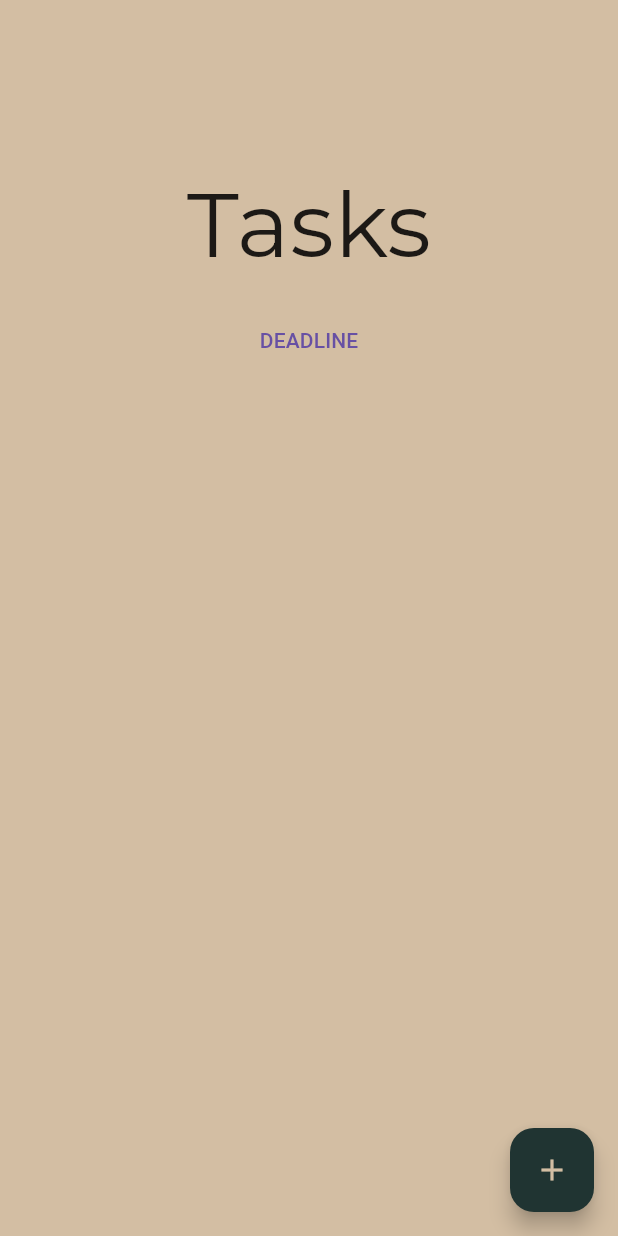
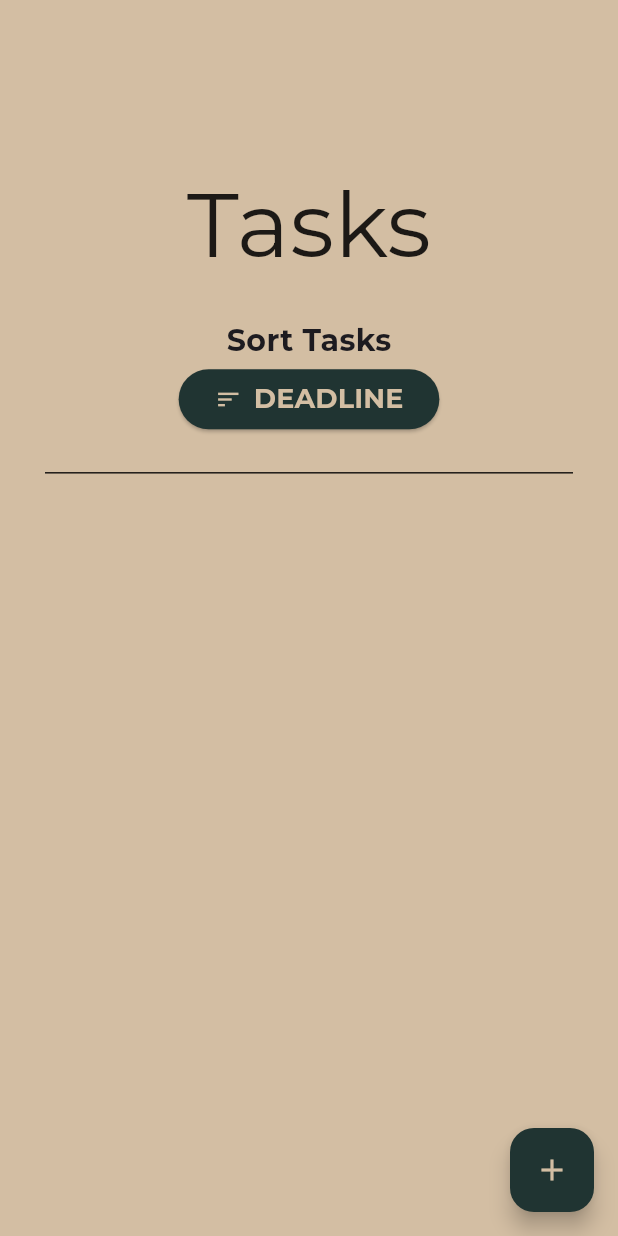
Before and after one commit to kingslayer1312/TaskTrack, a Flutter app: the TasklistScreen screen opened directly, after a tap on "PRIORITY", on a phone screen of 412 x 824 dp. Run offline on Flutter 3.47's test engine with Material 3 defaults, Android fonts, the phone set to English and light mode, and no system bars; our stand-ins replace google_fonts, sqflite; accounts and stored records are empty; project files that could hold a hidden picture were left out.

Commit message:
finishing touches to the UI

```diff
--- a/lib/presentation/home_screen.dart
+++ b/lib/presentation/home_screen.dart
@@ -86,10 +86,10 @@ class _HomeScreenState extends State<HomeScreen> {
                     shadowColor: AppTheme.khaki,
                     borderRadius: BorderRadius.circular(150),
                     child: ClipRRect(
-                      borderRadius: BorderRadius.circular(40.0), // Adjust the radius as needed
+                      borderRadius: BorderRadius.circular(40.0),
                       child: Container(
                           height: 60.0,
-                          width: 300.0,// Adjust the height as needed
+                          width: 300.0,
                           color: AppTheme.gunmetal,
                           child: Padding(
                             padding: EdgeInsets.fromLTRB(20, 10, 20, 10),
--- a/lib/presentation/tasklist_screen.dart
+++ b/lib/presentation/tasklist_screen.dart
@@ -329,12 +329,20 @@ class _TasklistScreenState extends State<TasklistScreen> {
               ),
             ),
             SizedBox(
-              height: 10,
+              height: 20,
             ),
-            Row(
-              mainAxisAlignment: MainAxisAlignment.center,
-              children: [
-                TextButton(
+            Text(
+              "Sort Tasks",
+              style: GoogleFonts.montserrat(
+                fontSize: 20,
+                fontWeight: FontWeight.bold
+              ),
+            ),
+            ElevatedButton(
+                style: ButtonStyle(
+                    backgroundColor: MaterialStatePropertyAll<Color>(AppTheme.gunmetal),
+                    foregroundColor: MaterialStatePropertyAll<Color>(AppTheme.dun)
+                ),
                 onPressed: () {
                   setState(() {
                     if (ordering == "priority") {
@@ -346,12 +354,35 @@ class _TasklistScreenState extends State<TasklistScreen> {
                   });
                   refreshTasks(ordering);
                 },
-                  child: Text((ordering == "priority") ? "deadline".toUpperCase() : "priority".toUpperCase())
+                child: Row(
+                  mainAxisSize: MainAxisSize.min,
+                  children: [
+                    Icon(Icons.sort),
+                    SizedBox(
+                      width: 8,
+                    ),
+                    Text(
+                      (ordering == "priority") ? "deadline".toUpperCase() : "priority".toUpperCase(),
+                      style: GoogleFonts.montserrat(
+                        fontSize: 18,
+                        fontWeight: FontWeight.bold
+                      ),
                     )
                   ],
+                )
             ),
             SizedBox(
-              height: 10,
+              height: 15,
+            ),
+            Divider(
+              thickness: 1,
+              height: 20,
+              indent: 10,
+              endIndent: 10,
+              color: Colors.black87,
+            ),
+            SizedBox(
+              height: 15,
             ),
             Expanded(
               child: ListView.builder(
```
Also changed, not shown: lib/presentation/navigation_screen.dart (+0 -12 lines). Lines whose indentation alone changed are shown as unchanged.
